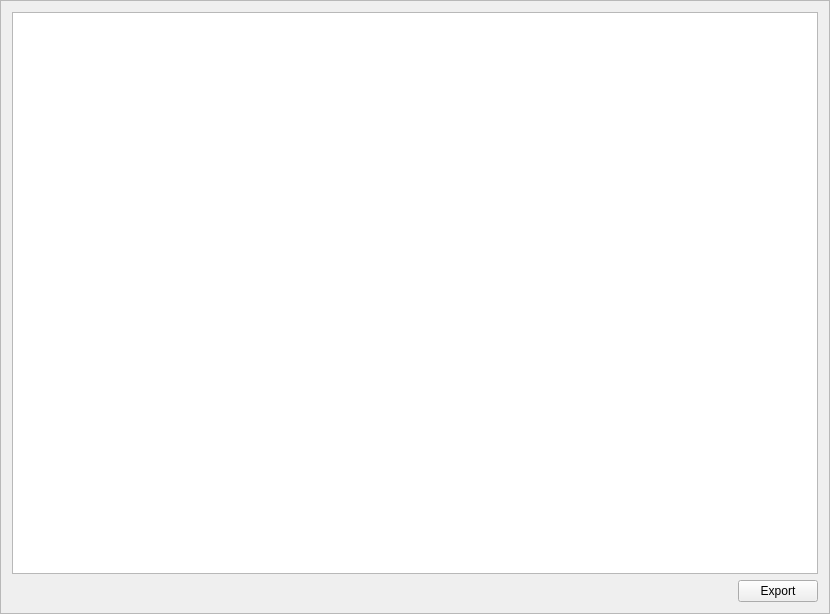
Above: src/gui/ui/transactionsframe.ui from mygirl8893/Catalyst-Classic-3.0.4 before the change. Below: the same form after it.
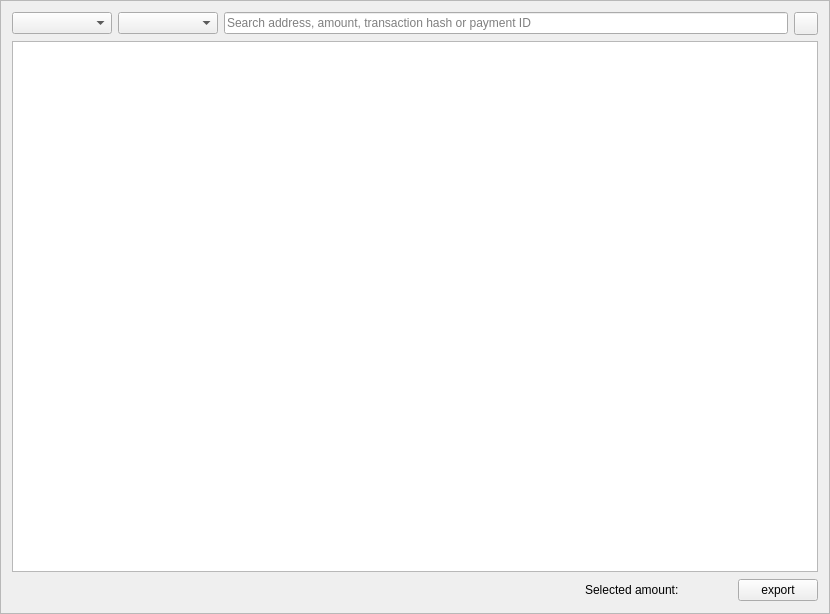
That is the form after the change. Icons and pictures are not drawn.

Patch:
```diff
--- a/src/gui/ui/transactionsframe.ui
+++ b/src/gui/ui/transactionsframe.ui
@@ -19,8 +19,165 @@
   <property name="frameShadow">
    <enum>QFrame::Raised</enum>
   </property>
-  <layout class="QVBoxLayout" name="verticalLayout">
-   <item>
+  <layout class="QGridLayout" name="gridLayout">
+   <item row="0" column="0">
+    <layout class="QHBoxLayout" name="horizontalLayout_2">
+     <item>
+      <widget class="QComboBox" name="m_dateSelect">
+       <property name="minimumSize">
+        <size>
+         <width>100</width>
+         <height>0</height>
+        </size>
+       </property>
+      </widget>
+     </item>
+     <item>
+      <layout class="QHBoxLayout" name="m_dateRangeArea"/>
+     </item>
+     <item>
+      <widget class="QComboBox" name="m_typeSelect">
+       <property name="minimumSize">
+        <size>
+         <width>100</width>
+         <height>0</height>
+        </size>
+       </property>
+      </widget>
+     </item>
+     <item>
+      <widget class="QLineEdit" name="m_searchFor">
+       <property name="placeholderText">
+        <string>Search address, amount, transaction hash or payment ID</string>
+       </property>
+      </widget>
+     </item>
+     <item>
+      <widget class="QToolButton" name="m_clearAllButton">
+       <property name="toolTip">
+        <string>Reset filter</string>
+       </property>
+       <property name="text">
+        <string/>
+       </property>
+       <property name="icon">
+        <iconset resource="../../resources.qrc">
+         <normaloff>:/icons/remove</normaloff>:/icons/remove</iconset>
+       </property>
+      </widget>
+     </item>
+    </layout>
+   </item>
+   <item row="2" column="0">
+    <layout class="QHBoxLayout" name="horizontalLayout">
+     <item>
+      <spacer name="horizontalSpacer">
+       <property name="orientation">
+        <enum>Qt::Horizontal</enum>
+       </property>
+       <property name="sizeHint" stdset="0">
+        <size>
+         <width>60</width>
+         <height>20</height>
+        </size>
+       </property>
+      </spacer>
+     </item>
+     <item>
+      <widget class="QLabel" name="m_selectedAmountLabel">
+       <property name="sizePolicy">
+        <sizepolicy hsizetype="Preferred" vsizetype="Fixed">
+         <horstretch>0</horstretch>
+         <verstretch>0</verstretch>
+        </sizepolicy>
+       </property>
+       <property name="minimumSize">
+        <size>
+         <width>0</width>
+         <height>24</height>
+        </size>
+       </property>
+       <property name="maximumSize">
+        <size>
+         <width>16777215</width>
+         <height>24</height>
+        </size>
+       </property>
+       <property name="baseSize">
+        <size>
+         <width>0</width>
+         <height>24</height>
+        </size>
+       </property>
+       <property name="text">
+        <string>Selected amount:</string>
+       </property>
+      </widget>
+     </item>
+     <item>
+      <widget class="QLabel" name="m_selectedAmount">
+       <property name="sizePolicy">
+        <sizepolicy hsizetype="Preferred" vsizetype="Fixed">
+         <horstretch>0</horstretch>
+         <verstretch>0</verstretch>
+        </sizepolicy>
+       </property>
+       <property name="minimumSize">
+        <size>
+         <width>0</width>
+         <height>24</height>
+        </size>
+       </property>
+       <property name="maximumSize">
+        <size>
+         <width>16777215</width>
+         <height>24</height>
+        </size>
+       </property>
+       <property name="baseSize">
+        <size>
+         <width>0</width>
+         <height>24</height>
+        </size>
+       </property>
+       <property name="text">
+        <string/>
+       </property>
+       <property name="textInteractionFlags">
+        <set>Qt::LinksAccessibleByMouse|Qt::TextSelectableByKeyboard|Qt::TextSelectableByMouse</set>
+       </property>
+      </widget>
+     </item>
+     <item>
+      <spacer name="horizontalSpacer_2">
+       <property name="orientation">
+        <enum>Qt::Horizontal</enum>
+       </property>
+       <property name="sizeType">
+        <enum>QSizePolicy::Fixed</enum>
+       </property>
+       <property name="sizeHint" stdset="0">
+        <size>
+         <width>40</width>
+         <height>20</height>
+        </size>
+       </property>
+      </spacer>
+     </item>
+     <item>
+      <widget class="QPushButton" name="m_csvButton">
+       <property name="text">
+        <string>export</string>
+       </property>
+       <property name="icon">
+        <iconset resource="../../resources.qrc">
+         <normaloff>:/icons/export</normaloff>:/icons/export</iconset>
+       </property>
+      </widget>
+     </item>
+    </layout>
+   </item>
+   <item row="1" column="0">
     <widget class="QTreeView" name="m_transactionsView">
      <property name="sizeAdjustPolicy">
       <enum>QAbstractScrollArea::AdjustIgnored</enum>
@@ -51,34 +208,6 @@
      </attribute>
     </widget>
    </item>
-   <item>
-    <layout class="QHBoxLayout" name="horizontalLayout">
-     <item>
-      <spacer name="horizontalSpacer">
-       <property name="orientation">
-        <enum>Qt::Horizontal</enum>
-       </property>
-       <property name="sizeHint" stdset="0">
-        <size>
-         <width>40</width>
-         <height>20</height>
-        </size>
-       </property>
-      </spacer>
-     </item>
-     <item>
-      <widget class="QPushButton" name="m_csvButton">
-       <property name="text">
-        <string>Export</string>
-       </property>
-       <property name="icon">
-        <iconset resource="../../resources.qrc">
-         <normaloff>:/icons/export</normaloff>:/icons/export</iconset>
-       </property>
-      </widget>
-     </item>
-    </layout>
-   </item>
   </layout>
  </widget>
  <resources>
```
Left out of the diff: 19 changed lines with no effect on the pictures.
